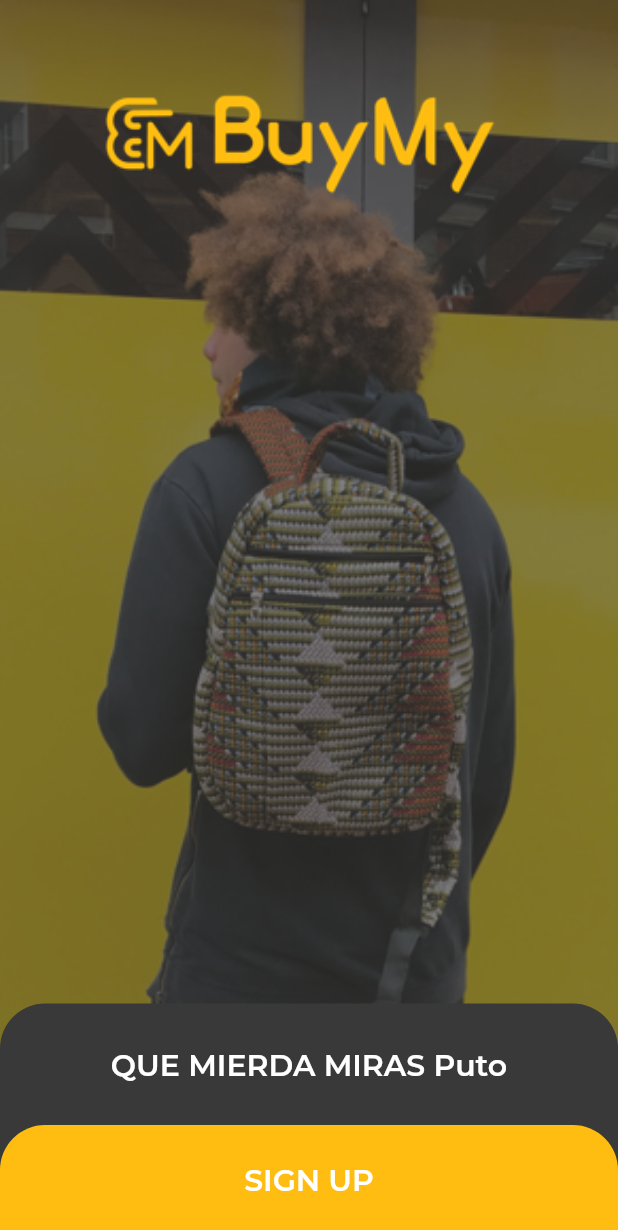
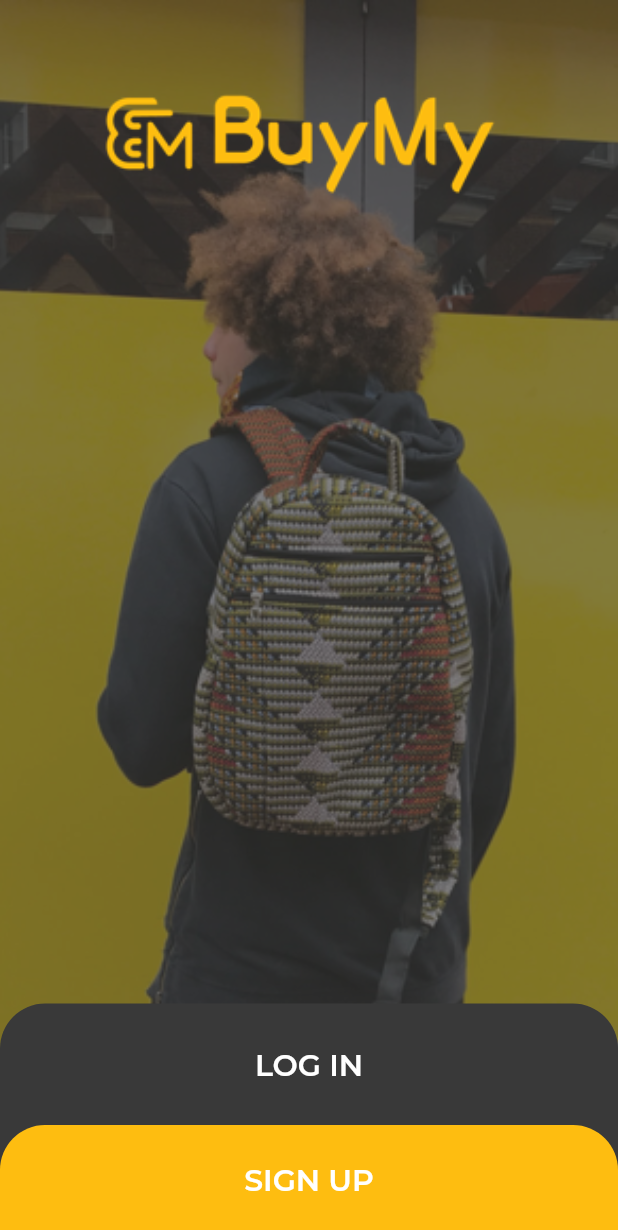
Before and after one commit to bautitravella/main_screens, a Flutter app: the screen it shows after launch, on a phone screen of 412 x 824 dp. Shown: the top 1230 px of the screen. Run offline on Flutter 3.47's test engine with Material 2 defaults, Android fonts, the phone set to English and light mode, and no system bars.

Commit message:
vuelvo a dejar el mensaje en login

```diff
--- a/lib/firstscreen_widget/firstscreen_widget.dart
+++ b/lib/firstscreen_widget/firstscreen_widget.dart
@@ -73,7 +73,7 @@ class FirstscreenWidget extends StatelessWidget {
                       child: Align(
                         alignment: Alignment(0.0, -0.5),
                         child: Text(
-                          "QUE MIERDA MIRAS Puto",
+                          "LOG IN",
                           style: TextStyle(
                             color: Color.fromARGB(255, 255, 255, 255),
                             fontFamily: "Montserrat",
```
Also changed, not shown: 4 other files.
